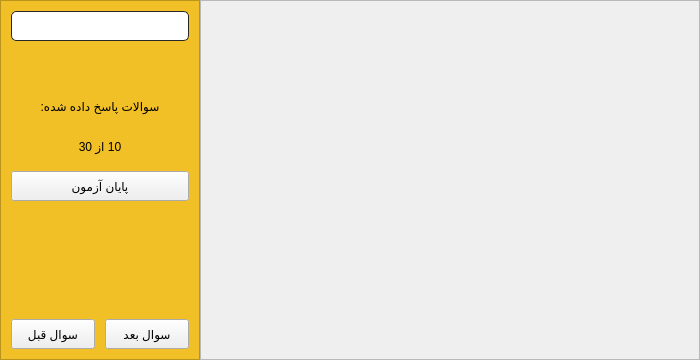
Above: App/ui/examePage.ui from MohammadSangSefidi/QuizMaster before the change. Below: the same form after it.
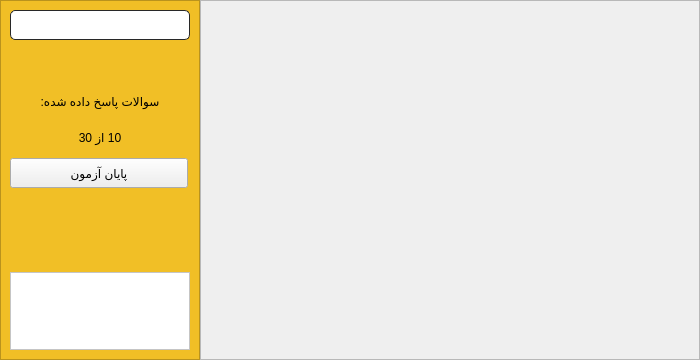
That is the form after the change.

Commit message: add register page for teachers and add teacher main page. add create quiz page for teacher.

```diff
--- a/App/ui/examePage.ui
+++ b/App/ui/examePage.ui
@@ -59,21 +59,6 @@
       <enum>QFrame::Raised</enum>
      </property>
      <layout class="QVBoxLayout" name="verticalLayout">
-      <property name="spacing">
-       <number>10</number>
-      </property>
-      <property name="leftMargin">
-       <number>10</number>
-      </property>
-      <property name="topMargin">
-       <number>10</number>
-      </property>
-      <property name="rightMargin">
-       <number>10</number>
-      </property>
-      <property name="bottomMargin">
-       <number>10</number>
-      </property>
       <item>
        <widget class="QLabel" name="timeLabel">
         <property name="minimumSize">
@@ -196,34 +181,28 @@
        </spacer>
       </item>
       <item>
-       <layout class="QHBoxLayout" name="horizontalLayout_2">
-        <item>
-         <widget class="QPushButton" name="previousButton">
-          <property name="minimumSize">
-           <size>
-            <width>0</width>
-            <height>30</height>
-           </size>
-          </property>
-          <property name="text">
-           <string>سوال قبل</string>
-          </property>
-         </widget>
-        </item>
-        <item>
-         <widget class="QPushButton" name="nextButton">
-          <property name="minimumSize">
-           <size>
-            <width>0</width>
-            <height>30</height>
-           </size>
-          </property>
-          <property name="text">
-           <string>سوال بعد</string>
-          </property>
-         </widget>
-        </item>
-       </layout>
+       <widget class="QScrollArea" name="questionScrollArea">
+        <property name="styleSheet">
+         <string notr="true">background-color: rgb(255, 255, 255);</string>
+        </property>
+        <property name="verticalScrollBarPolicy">
+         <enum>Qt::ScrollBarAlwaysOff</enum>
+        </property>
+        <property name="widgetResizable">
+         <bool>true</bool>
+        </property>
+        <widget class="QWidget" name="scrollAreaWidgetContents">
+         <property name="geometry">
+          <rect>
+           <x>0</x>
+           <y>0</y>
+           <width>178</width>
+           <height>70</height>
+          </rect>
+         </property>
+         <layout class="QHBoxLayout" name="questionsLayout_2"/>
+        </widget>
+       </widget>
       </item>
      </layout>
     </widget>
```
The commit also changes 46 other files.
